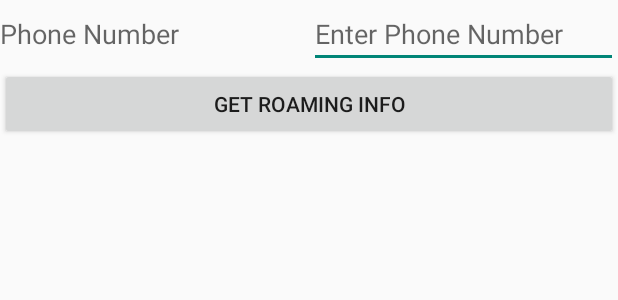
After one commit to darshanhs90/Android-Nexmo-Insight-app, an Android app: the layout fragment_roaming.xml on its own in the app's theme, with its tools: preview values and no code run, on a phone screen of 412 x 824 dp. The commit adds this screen. Shown: the top 300 px of the screen. Run offline under Robolectric (Android 15) with nearby library versions, the phone set to English and light mode, and no system bars.

Commit message:
final changes

```diff
--- a/sample/src/main/java/example/zxing/NavigationDrawerFragment.java
+++ b/sample/src/main/java/example/zxing/NavigationDrawerFragment.java
@@ -107,7 +107,8 @@ public class NavigationDrawerFragment extends Fragment {
                 new String[]{
                         getString(R.string.title_homepage),
                         getString(R.string.title_qrScanner),
-                        "My Profile"
+                        "My Profile",
+                        "Roaming Info"
                 }));
         mDrawerListView.setItemChecked(mCurrentSelectedPosition, true);
         return mDrawerListView;
--- a/sample/src/main/java/example/zxing/ProfileFragment.java
+++ b/sample/src/main/java/example/zxing/ProfileFragment.java
@@ -140,6 +140,7 @@ public  class ProfileFragment extends Fragment{
     }
     public void loadImageView(){
         ImageView ivQR= (ImageView) view.findViewById(R.id.ivQR);
+        name=name.replace(" ","");
         String str="Name="+name+",Phone="+phone;
         if(getActivity().getCurrentFocus()!=null && getActivity().getCurrentFocus() instanceof EditText){
             InputMethodManager imm = (InputMethodManager)getActivity().getSystemService(Context.INPUT_METHOD_SERVICE);
@@ -231,6 +232,7 @@ public  class ProfileFragment extends Fragment{
                             loadImageView();
                         }
                         else{
+                            pDialog.dismiss();
                             Toast.makeText(getActivity(),"Number is in Invalid Format",Toast.LENGTH_SHORT).show();
                         }
                     }
--- /dev/null
+++ b/sample/src/main/res/layout/fragment_roaming.xml
@@ -0,0 +1,52 @@
+<LinearLayout xmlns:android="http://schemas.android.com/apk/res/android"
+    xmlns:tools="http://schemas.android.com/tools"
+    android:layout_width="match_parent"
+    android:layout_height="wrap_content"
+    android:orientation="vertical"
+    tools:context="example.zxing.MainActivity"
+    tools:showIn="@layout/activity_main"
+    android:weightSum="1">
+
+
+    <LinearLayout
+        android:layout_width="match_parent"
+        android:layout_height="0dp"
+        android:layout_weight="0.2"
+        android:orientation="horizontal"
+        android:weightSum="1"
+        android:id="@+id/llPhone">
+        <TextView
+            android:layout_width="0dp"
+            android:layout_height="wrap_content"
+            android:textAppearance="?android:attr/textAppearanceMedium"
+            android:text="Phone Number"
+            android:id="@+id/tvPhone" android:layout_weight="0.5"
+            />
+
+        <EditText
+            android:layout_width="0dp"
+            android:layout_height="wrap_content"
+            android:textAppearance="?android:attr/textAppearanceMedium"
+            android:hint="Enter Phone Number"
+            android:inputType="phone"
+            android:id="@+id/etPhone"
+            android:layout_weight="0.5"/>
+    </LinearLayout>
+    <LinearLayout
+        android:layout_width="match_parent"
+        android:layout_height="0dp"
+        android:layout_weight="0.2"
+        android:orientation="vertical"
+        android:weightSum="1"
+        android:id="@+id/llButton">
+        <Button
+            android:layout_width="match_parent"
+            android:layout_height="0dp"
+            android:layout_weight="1"
+            android:id="@+id/bnClick"
+            android:text="Get Roaming Info" />
+    </LinearLayout>
+
+
+
+</LinearLayout>
--- a/sample/src/main/res/values/strings.xml
+++ b/sample/src/main/res/values/strings.xml
@@ -1,6 +1,6 @@
 <?xml version="1.0" encoding="utf-8"?>
 <resources>
-    <string name="app_name">Nexmo Share</string>
+    <string name="app_name">Number Share</string>
     <string name="scan_barcode">Scan Barcode</string>
     <string name="any_orientation">1D Any Orientation</string>
     <string name="scan_from_fragment">Scan from fragment</string>
@@ -11,6 +11,8 @@
     <string name="title_qrScanner">Numbers List</string>
     <string name="title_homepage">QR Scanner</string>
     <string name="title_profile">My Profile</string>
+    <string name="title_roaming">Roaming Info</string>
+
 
     <string name="navigation_drawer_open">Open navigation drawer</string>
     <string name="navigation_drawer_close">Close navigation drawer</string>
```
Also changed, not shown: sample/src/main/java/example/zxing/HomeFragment.java (+20 -35 lines), sample/src/main/java/example/zxing/PostLoginActivity.java (+7 -2 lines), sample/src/main/java/example/zxing/RoamingFragment.java (added, +189 -0 lines), sample/src/main/java/example/zxing/ScanFragment.java (+5 -2 lines), sample/src/main/res/drawable-hdpi/icon.png, sample/src/main/res/drawable-mdpi/icon.png, sample/src/main/res/drawable-xhdpi/icon.png, sample/src/main/res/drawable-xxhdpi/icon.png, sample/src/main/res/drawable/icon.png (added), 2 other files.
